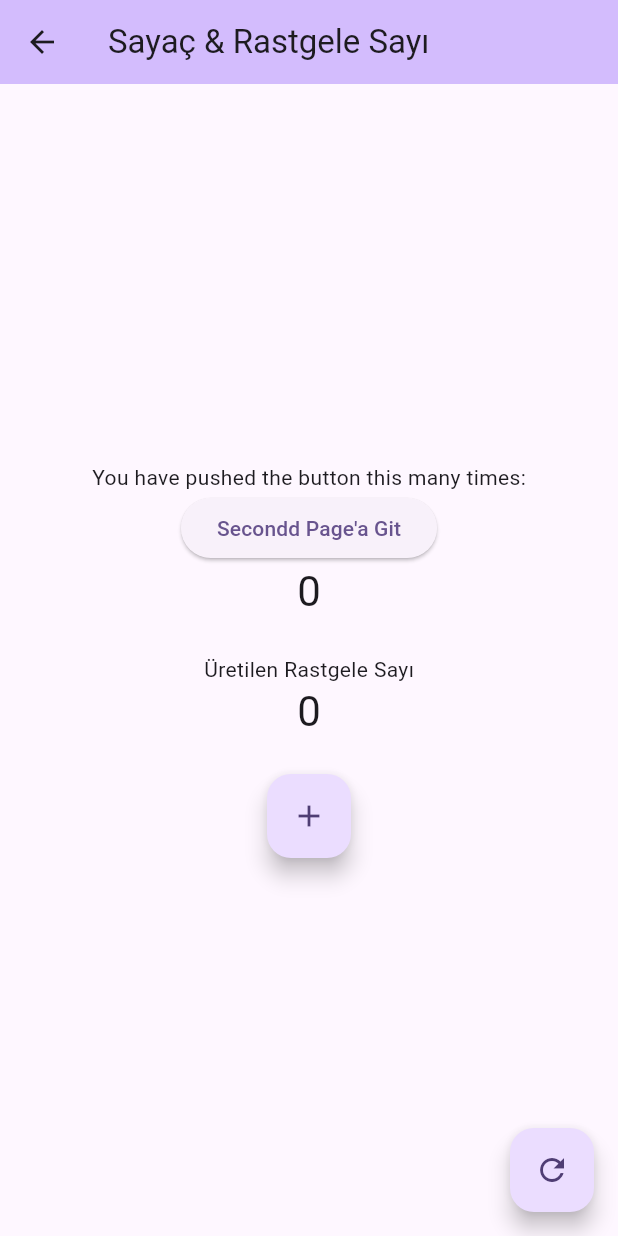
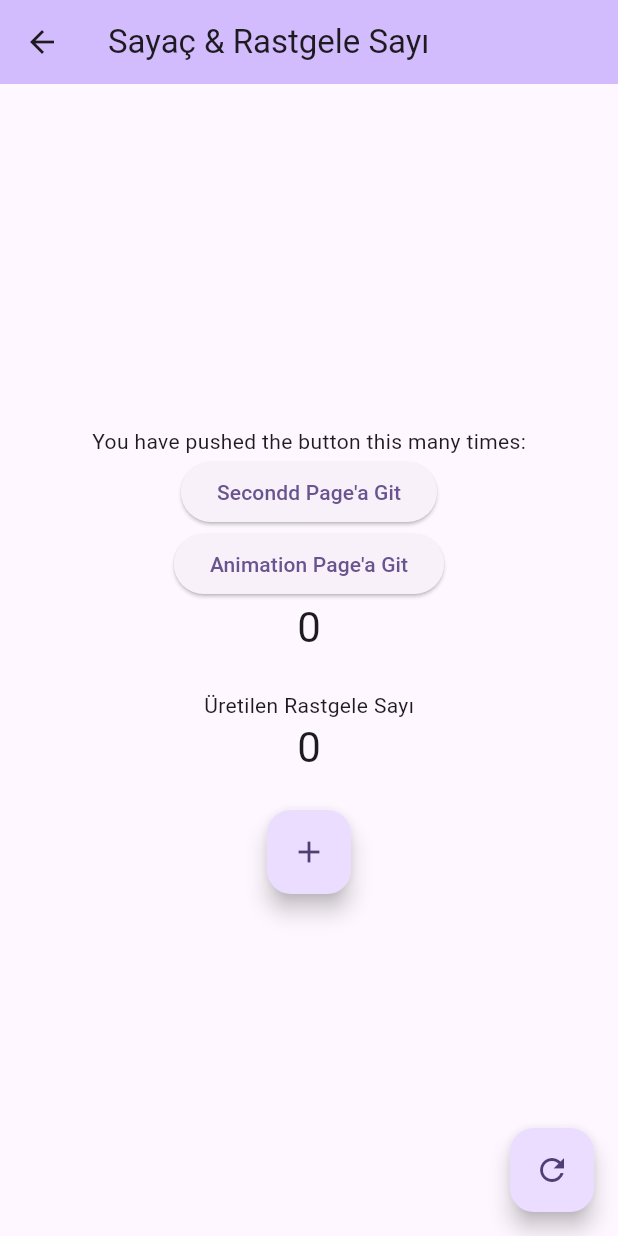
Before and after one commit to GulayAdgzl/GetXProject, a Flutter app: the MyHomePage screen opened by its route, on a phone screen of 412 x 824 dp. Run offline on Flutter 3.47's test engine with Material 3 defaults, Android fonts, the phone set to English and light mode, and no system bars; our stand-ins replace get, lottie, shared_preferences; accounts and stored records are empty.

Commit message:
Refactor animation binding and controller; update AnimationPage to use AnimationsController and add navigation to Animation Page

```diff
--- a/getx/lib/animations/animation_binding.dart
+++ b/getx/lib/animations/animation_binding.dart
@@ -1,8 +1,9 @@
 import 'package:get/get.dart';
+import 'package:getx/animations/animation_controller.dart';
 
 class AnimationBinding extends Bindings {
   @override
   void dependencies() {
-    Get.lazyPut(() => AnimationController());
+    Get.lazyPut(() => AnimationsController());
   }
 }
--- a/getx/lib/animations/animation_controller.dart
+++ b/getx/lib/animations/animation_controller.dart
@@ -0,0 +1,6 @@
+import 'package:get/get.dart';
+
+class AnimationsController extends GetxController {
+  final containerWidth = 100.0.obs;
+  final containerHeight = 100.0.obs;
+}
--- a/getx/lib/home_page/home_page.dart
+++ b/getx/lib/home_page/home_page.dart
@@ -27,6 +27,12 @@ class MyHomePage extends StatelessWidget {
                   Get.toNamed('/second');
                 },
                 child: Text("Secondd Page'a Git")),
+            ElevatedButton(
+                onPressed: () {
+                  // İkinci sayfaya yönlendiriyoruz
+                  Get.toNamed('/animation');
+                },
+                child: Text("Animation Page'a Git")),
             // SayacController update() çağırdığında rebuild olur
             GetBuilder<SayacController>(
               builder: (c) => Text(
```
Also changed, not shown: getx/lib/animations/animation_page.dart (+16 -2 lines).
